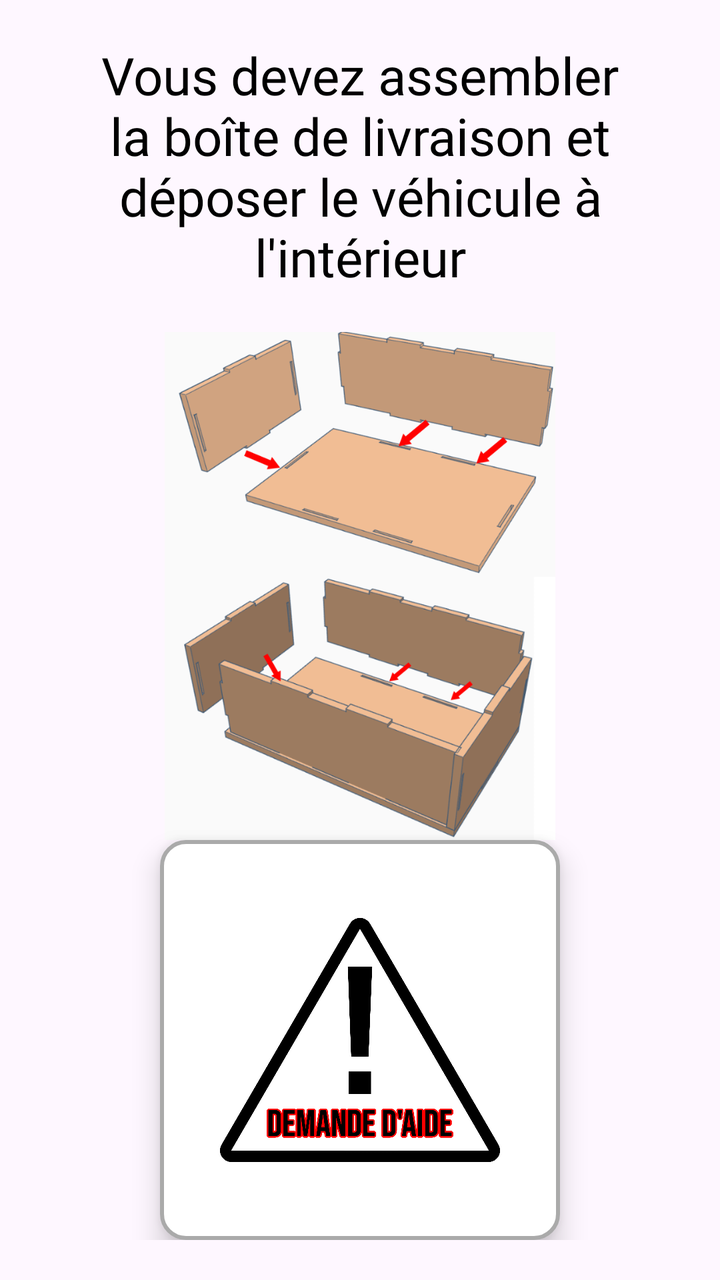
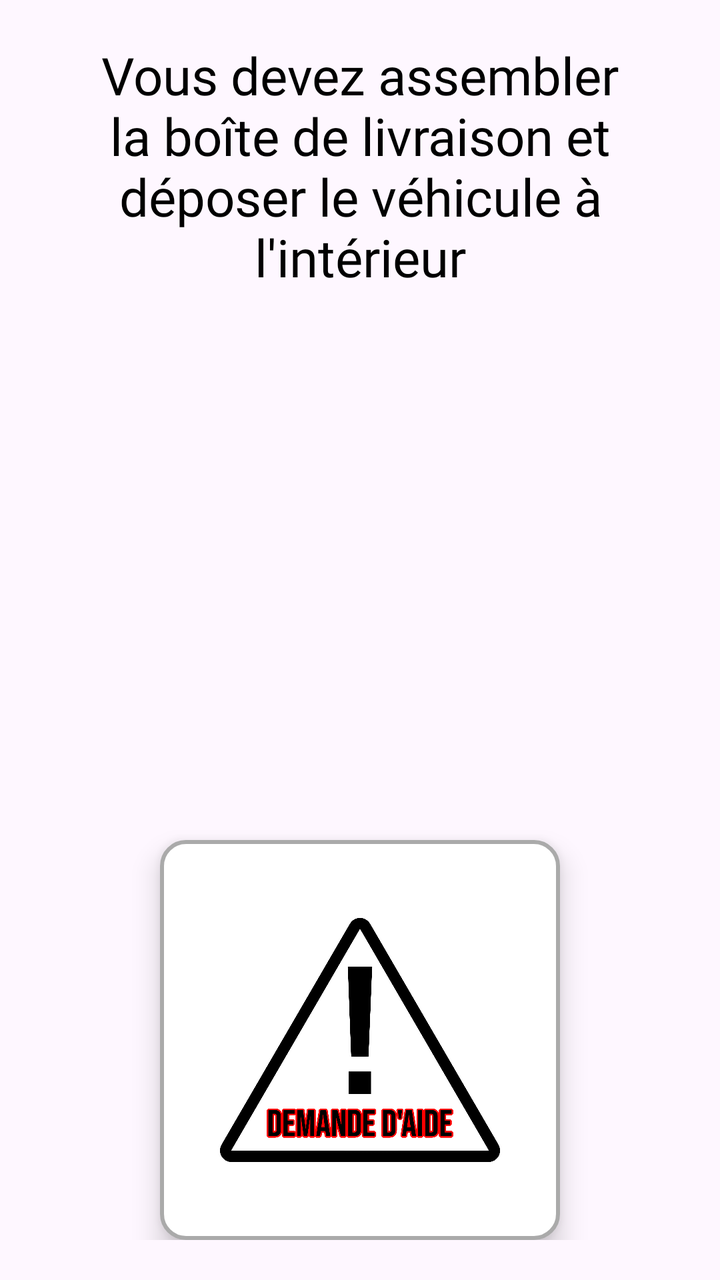

Two renders of the same Android screen: before a commit and after it. Below are the layout's source before the change and the commit's diff.
<!-- AndroidManifest.xml: application theme Theme.SoundBoardJava -->
<!-- res/layout/fragment_expedition.xml -->
<?xml version="1.0" encoding="utf-8"?>
<FrameLayout xmlns:android="http://schemas.android.com/apk/res/android"
    xmlns:tools="http://schemas.android.com/tools"
    android:layout_width="match_parent"
    android:layout_height="match_parent"
    tools:context=".ExpeditionFragment">

    <LinearLayout
        android:orientation="vertical"
        android:gravity="center"
        android:layout_width="match_parent"
        android:layout_height="match_parent"
        android:padding="20dp">

    <TextView
        android:id="@+id/txtRole"
        android:text="@string/expedition_tache"
        android:textSize="26sp"
        android:fontFamily="@font/bebas_neue"
        android:textColor="@android:color/black"
        android:gravity="center"
        android:layout_width="match_parent"
        android:layout_height="wrap_content"/>

        <ImageView
            android:id="@+id/imgInstruction"
            android:layout_marginTop="20dp"
            android:layout_width="match_parent"
            android:layout_height="0dp"
            android:layout_weight="1"
            android:scaleType="fitCenter"
            android:src="@drawable/assemblage_boite_expedition"/>

    <ImageButton
        android:id="@+id/btnHelp"
        android:layout_width="200dp"
        android:layout_height="200dp"
        android:layout_gravity="center_horizontal"
        android:src="@drawable/bouton_aide"
        android:background="@drawable/help_button_selector"
        android:padding="30dp"
        android:scaleType="fitCenter"
        android:elevation="8dp"
        android:contentDescription="@string/assembleur_bouton_demande_aide"/>

    </LinearLayout>

</FrameLayout>
<!-- resources referenced by this layout -->
<resources>
  <!-- drawable assemblage_boite_expedition: png bitmap (drawable, 172998 bytes) -->
  <!-- drawable bouton_aide: png bitmap (drawable, 106701 bytes) -->
  <!-- drawable help_button_selector (drawable) -->
  <?xml version="1.0" encoding="utf-8"?>
  <selector xmlns:android="http://schemas.android.com/apk/res/android">
  
      
      <item android:state_pressed="true">
          <shape android:shape="rectangle">
              <solid android:color="#CCCCCC"/>
              <stroke
                  android:width="2dp"
                  android:color="#666666"/>
              <corners android:radius="12dp"/>
          </shape>
      </item>
  
      
      <item>
          <shape android:shape="rectangle">
              <solid android:color="#FFFFFF"/>
              <stroke
                  android:width="2dp"
                  android:color="#AAAAAA"/>
              <corners android:radius="12dp"/>
          </shape>
      </item>
  
  </selector>
  <string name="assembleur_bouton_demande_aide">Demande d\'aide</string>
  <string name="expedition_tache">Vous devez assembler la boîte de livraison et déposer le véhicule à l\'intérieur</string>
  <style name="Theme.SoundBoardJava" parent="Base.Theme.SoundBoardJava" />
  <style name="Base.Theme.SoundBoardJava" parent="Theme.Material3.DayNight.NoActionBar">
          
          
          <item name="materialButtonStyle">@style/Widget.App.Button.NoTint</item>
      </style>
  <style name="Widget.App.Button.NoTint" parent="@style/Widget.MaterialComponents.Button">
          <item name="backgroundTint">@null</item>
      </style>
</resources>

<!-- the commit's change to res/layout/fragment_expedition.xml (unified diff, before → after) -->
@@ -29,7 +29,7 @@
             android:layout_height="0dp"
             android:layout_weight="1"
             android:scaleType="fitCenter"
-            android:src="@drawable/assemblage_boite_expedition"/>
+            />
 
     <ImageButton
         android:id="@+id/btnHelp"
<!-- resource entries referenced after the edit -->
@@ -1,6 +1,5 @@
 <!-- resources referenced by this layout -->
 <resources>
-  <!-- drawable assemblage_boite_expedition: png bitmap (drawable, 172998 bytes) -->
   <!-- drawable bouton_aide: png bitmap (drawable, 106701 bytes) -->
   <!-- drawable help_button_selector (drawable) -->
   <?xml version="1.0" encoding="utf-8"?>
